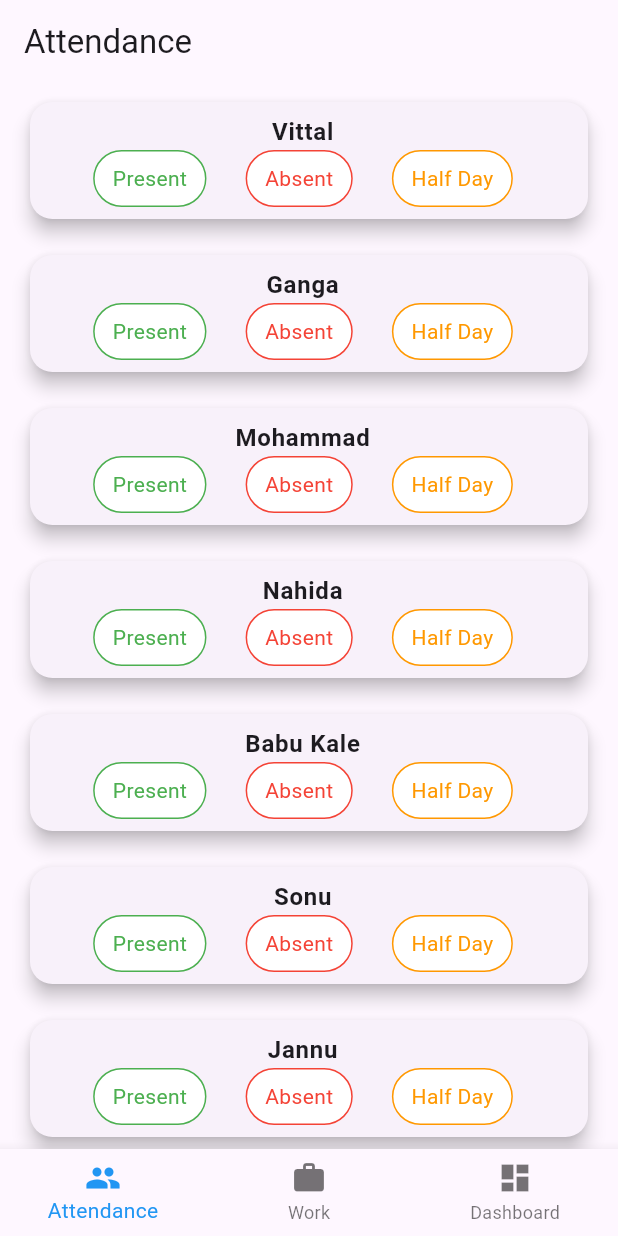
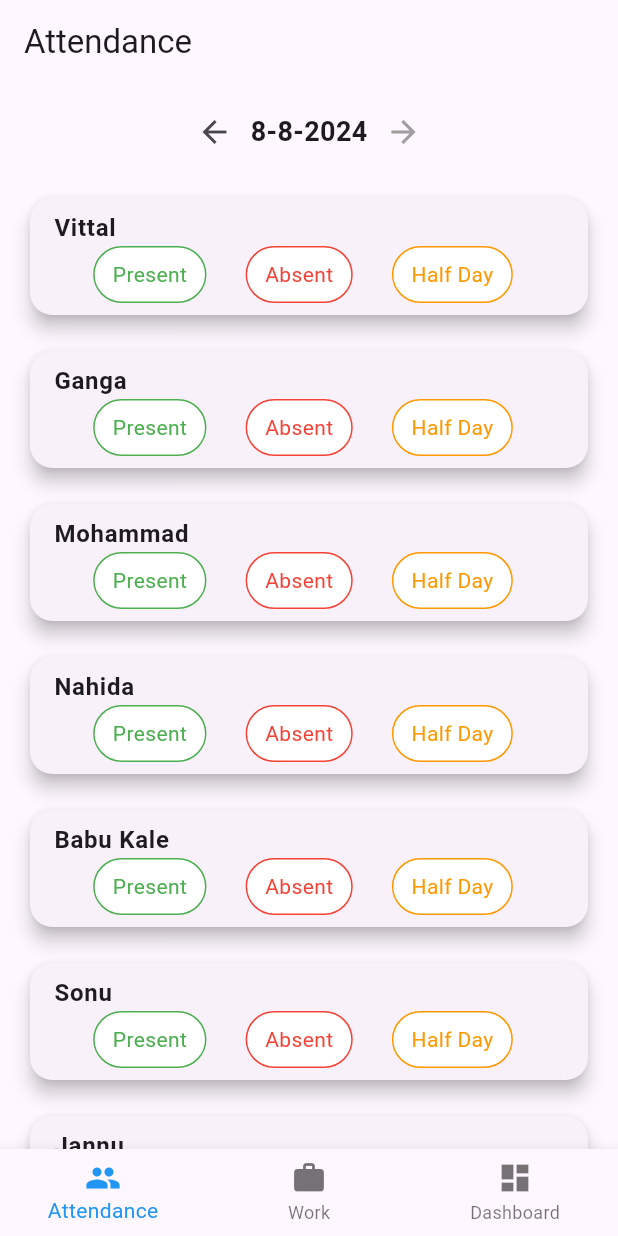
Before and after one commit to GirishIITM/lekkadapatti, a Flutter app: the screen it shows after launch, on a phone screen of 412 x 824 dp. Run offline on Flutter 3.47's test engine with Material 3 defaults, Android fonts, the phone set to English and light mode, and no system bars.

Commit message:
feat: Add date navigation to AttendanceScreen
This commit adds date navigation functionality to the AttendanceScreen widget. Users can now navigate to the previous or next day to view and update attendance. The date is displayed at the top of the screen, and the attendance data is updated accordingly. This feature enhances the usability of the AttendanceScreen and improves the user experience.

```diff
--- a/lib/pages/attendance.dart
+++ b/lib/pages/attendance.dart
@@ -18,12 +18,42 @@ class _AttendanceScreenState extends State<AttendanceScreen> {
     'Jannu'
   ];
 
-  final Map<String, String> attendance = {};
+  Map<String, String> attendance = {};
+  // Map to store attendance data with date as the key
+  Map<String, Map<String, String>> attendanceData = {};
+
+  DateTime currentDate = DateTime.now();
 
   void _setAttendance(String name, String status) {
     setState(() {
       attendance[name] = status;
     });
+  }
+
+  void _goToPreviousDay() {
+    setState(() {
+      // Save current day's attendance before changing the date and update the date
+      attendanceData[_formattedDate()] = attendance;
+      currentDate = currentDate.subtract(const Duration(days: 1));
+      attendance = attendanceData[_formattedDate()] ?? {};
+    });
+  }
+
+  void _goToNextDay() {
+    if (currentDate.year == DateTime.now().year &&
+        currentDate.month == DateTime.now().month &&
+        currentDate.day == DateTime.now().day) return;
+
+    setState(() {
+      // Save current day's attendance before changing the date and update the date
+      attendanceData[_formattedDate()] = attendance;
+      currentDate = currentDate.add(const Duration(days: 1));
+      attendance = attendanceData[_formattedDate()] ?? {};
+    });
+  }
+
+  String _formattedDate() {
+    return "${currentDate.day}-${currentDate.month}-${currentDate.year}";
   }
 
   @override
@@ -32,13 +62,17 @@ class _AttendanceScreenState extends State<AttendanceScreen> {
       appBar: AppBar(
         title: const Text('Attendance'),
       ),
-      body: ListView.builder(
+      body: Column(
+        children: [
+          _buildDateNavigation(),
+          Expanded(
+            child: ListView.builder(
               itemCount: names.length,
               itemBuilder: (context, index) {
                 String name = names[index];
                 return Padding(
-            padding:
-                const EdgeInsets.symmetric(vertical: 8.0, horizontal: 16.0),
+                  padding: const EdgeInsets.symmetric(
+                      vertical: 8.0, horizontal: 16.0),
                   child: Card(
                     elevation: 5,
                     shape: RoundedRectangleBorder(
@@ -48,7 +82,6 @@ class _AttendanceScreenState extends State<AttendanceScreen> {
                       title: Text(
                         name,
                         style: const TextStyle(fontWeight: FontWeight.bold),
-                  textAlign: TextAlign.center,
                       ),
                       subtitle: AttendanceOptions(
                         name: name,
@@ -59,6 +92,36 @@ class _AttendanceScreenState extends State<AttendanceScreen> {
                   ),
                 );
               },
+            ),
+          ),
+        ],
+      ),
+    );
+  }
+
+  Widget _buildDateNavigation() {
+    return Padding(
+      padding: const EdgeInsets.all(8.0),
+      child: Row(
+        mainAxisAlignment: MainAxisAlignment.center,
+        children: [
+          IconButton(
+            icon: const Icon(Icons.arrow_back),
+            onPressed: _goToPreviousDay,
+          ),
+          Text(
+            _formattedDate(),
+            style: const TextStyle(fontSize: 18, fontWeight: FontWeight.bold),
+          ),
+          IconButton(
+            icon: const Icon(Icons.arrow_forward),
+            onPressed: _goToNextDay,
+            disabledColor: Colors.grey,
+            color: currentDate.isAtSameMomentAs(DateTime.now())
+                ? Colors.grey
+                : null,
+          ),
+        ],
       ),
     );
   }
@@ -93,7 +156,7 @@ class AttendanceOptions extends StatelessWidget {
     return GestureDetector(
       onTap: () => onStatusChanged(name, status),
       child: Container(
-        padding: EdgeInsets.symmetric(horizontal: 12, vertical: 8),
+        padding: const EdgeInsets.symmetric(horizontal: 12, vertical: 8),
         decoration: BoxDecoration(
           color:
               currentStatus == status ? color.withOpacity(0.7) : Colors.white,
```
Lines whose indentation alone changed are shown as unchanged.
